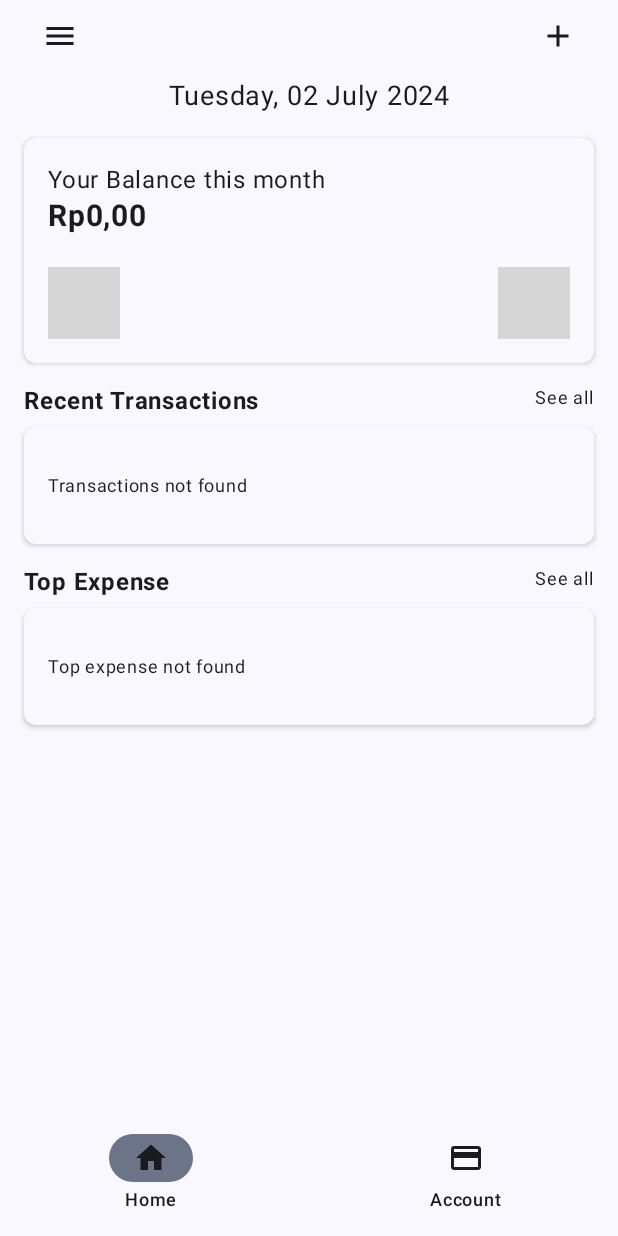
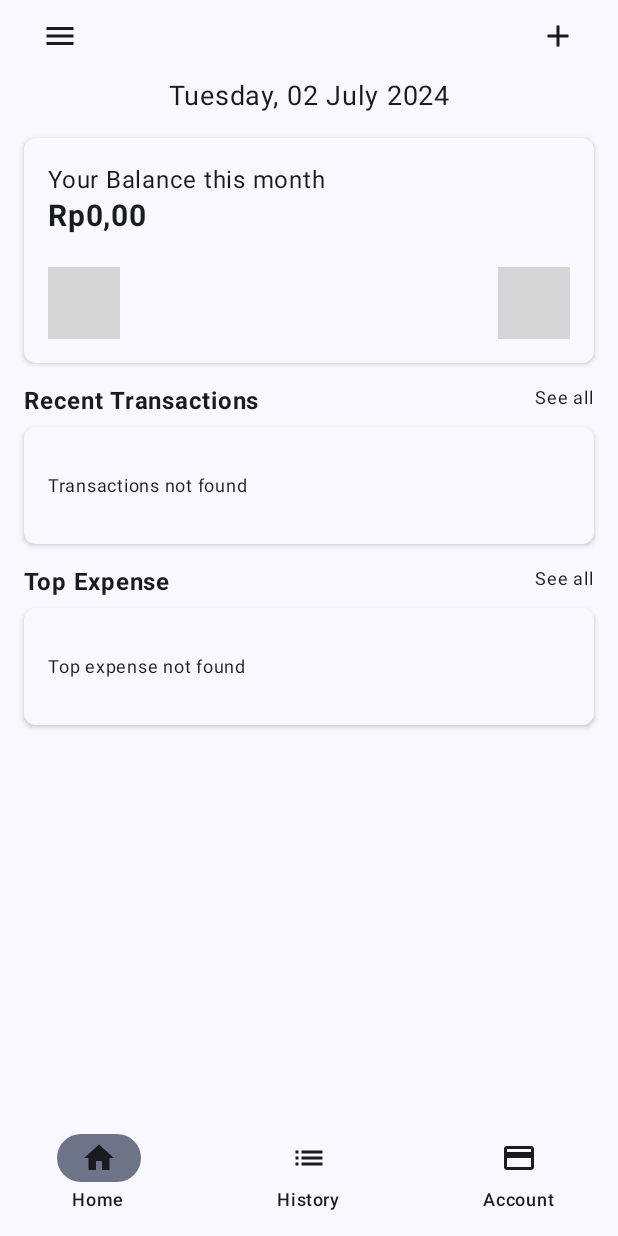
Before and after one commit to Udean777/Expense-Tracker, an Android app built with Jetpack Compose: the screen it shows after launch (MainActivity), on a phone screen of 412 x 824 dp. Run offline under Robolectric (Android 15) with nearby library versions, the phone set to English and light mode, and no system bars; our stand-ins replace Dagger/Hilt's generated code, Room's generated code; 6 statements that could not run were skipped; grey boxes are pictures that could not be loaded.

Commit message:
change ui

```diff
--- a/app/src/main/java/com/ssajudn/expensetracker/presentation/navigation/BottomNav.kt
+++ b/app/src/main/java/com/ssajudn/expensetracker/presentation/navigation/BottomNav.kt
@@ -1,8 +1,10 @@
 package com.ssajudn.expensetracker.presentation.navigation
 
 import androidx.compose.material.icons.Icons
+import androidx.compose.material.icons.automirrored.filled.List
 import androidx.compose.material.icons.filled.CreditCard
 import androidx.compose.material.icons.filled.Home
+import androidx.compose.material.icons.filled.List
 import androidx.compose.material3.Icon
 import androidx.compose.material3.MaterialTheme
 import androidx.compose.material3.NavigationBar
@@ -56,6 +58,36 @@ fun BottomNavBar(
         )
 
         NavigationBarItem(
+            selected = currentDestination?.route == Routes.HistoryScreen.route,
+            onClick = {
+                navController.navigate(Routes.HistoryScreen.route) {
+                    popUpTo(navController.graph.startDestinationId) {
+                        saveState = true
+                    }
+                    launchSingleTop = true
+                    restoreState = true
+                }
+            },
+            icon = {
+                Icon(
+                    imageVector = Icons.AutoMirrored.Filled.List,
+                    contentDescription = null,
+                    tint = MaterialTheme.colorScheme.onBackground
+                )
+            },
+            label = {
+                Text(
+                    text = "History",
+                    color = MaterialTheme.colorScheme.onBackground
+                )
+            },
+            colors = NavigationBarItemDefaults.colors(
+                selectedTextColor = MaterialTheme.colorScheme.primary,
+                selectedIconColor = MaterialTheme.colorScheme.primary
+            )
+        )
+
+        NavigationBarItem(
             selected = currentDestination?.route == Routes.BalanceScreen.route,
             onClick = {
                 navController.navigate(Routes.BalanceScreen.route) {
--- a/app/src/main/java/com/ssajudn/expensetracker/presentation/navigation/NavGraph.kt
+++ b/app/src/main/java/com/ssajudn/expensetracker/presentation/navigation/NavGraph.kt
@@ -8,6 +8,7 @@ import androidx.navigation.compose.NavHost
 import androidx.navigation.compose.composable
 import com.ssajudn.expensetracker.presentation.add_screen.AddExpense
 import com.ssajudn.expensetracker.presentation.balance_screen.BalanceScreen
+import com.ssajudn.expensetracker.presentation.history_screen.HistoryScreen
 import com.ssajudn.expensetracker.presentation.home_screen.HomeScreen
 
 @RequiresApi(Build.VERSION_CODES.N)
@@ -27,5 +28,9 @@ fun NavGraphSetup(
         composable(Routes.BalanceScreen.route) {
             BalanceScreen(navController = navController)
         }
+
+        composable(Routes.HistoryScreen.route) {
+            HistoryScreen(navController = navController)
+        }
     }
 }
--- a/app/src/main/java/com/ssajudn/expensetracker/presentation/navigation/Routes.kt
+++ b/app/src/main/java/com/ssajudn/expensetracker/presentation/navigation/Routes.kt
@@ -7,4 +7,6 @@ sealed class Routes(val route: String) {
     data object AddExpense : Routes("add_expense")
 
     data object BalanceScreen : Routes("balance_screen")
+
+    data object HistoryScreen : Routes("history_screen")
 }
```
Also changed, not shown: app/src/main/java/com/ssajudn/expensetracker/presentation/history_screen/HistoryScreen.kt (added, +27 -0 lines).
